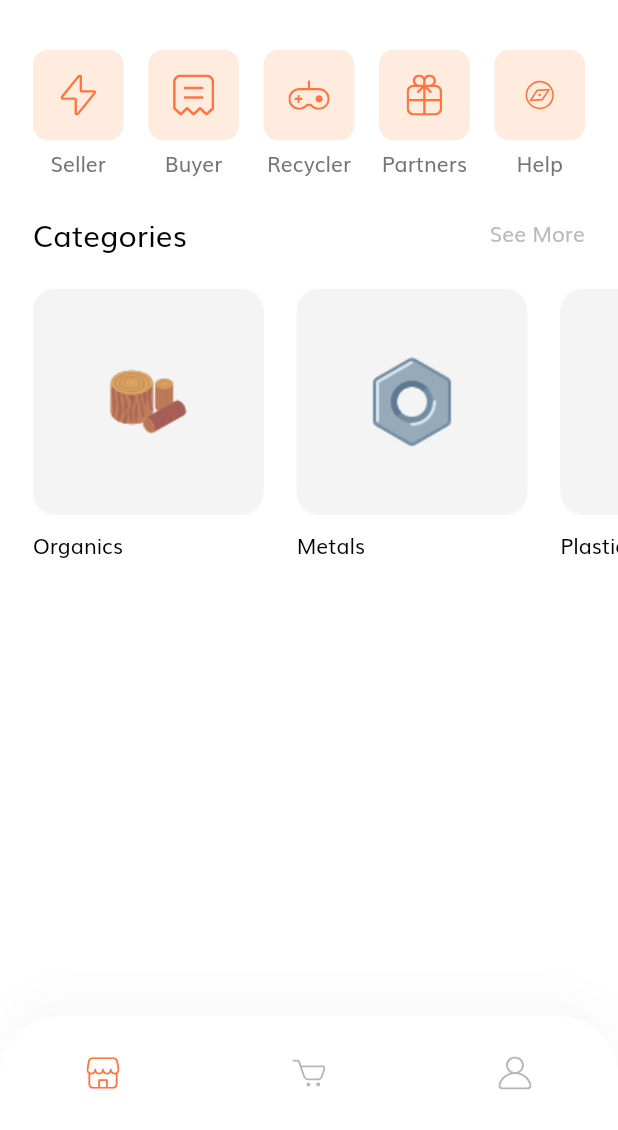
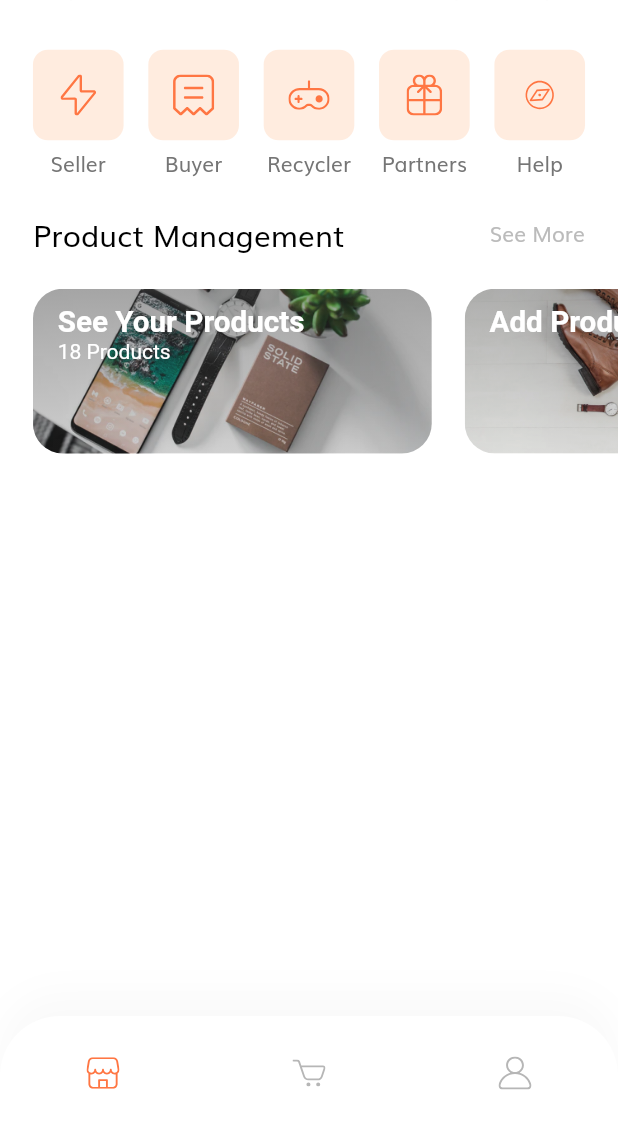
Before and after one commit to Ckenspynner/TakaConnect, a Flutter app: the HomeScreen screen opened by its route, on a phone screen of 412 x 824 dp, the part 106-1236 px from its top. Run offline on Flutter 3.47's test engine with Material 2 defaults, Android fonts, the phone set to English and light mode, and no system bars; our stand-ins replace flutter_svg, webview_flutter.

```diff
--- a/lib/screens/home/components/body.dart
+++ b/lib/screens/home/components/body.dart
@@ -27,7 +27,7 @@ class Body extends StatelessWidget {
             Categories(),
             //SpecialOffers(),
             //SizedBox(height: getProportionateScreenWidth(30)),
-            PopularProducts(),
+            //const PopularProducts(),
             //const WastePlayerMap(),
           ],
         ),
--- a/lib/screens/home/components/categories.dart
+++ b/lib/screens/home/components/categories.dart
@@ -1,9 +1,21 @@
 import 'package:flutter/material.dart';
 import 'package:flutter_svg/flutter_svg.dart';
+import 'package:takaconnect/screens/home/components/popular_product.dart';
+import 'package:takaconnect/screens/home/components/special_offers.dart';
 
 import '../../../utils/size_config.dart';
 
-class Categories extends StatelessWidget {
+class Categories extends StatefulWidget {
+  const Categories({Key? key}) : super(key: key);
+
+  @override
+  State<Categories> createState() => _CategoriesState();
+}
+
+class _CategoriesState extends State<Categories> {
+  bool sellerProfile = true;
+  bool buyerProfile = false;
+
   @override
   Widget build(BuildContext context) {
     List<Map<String, dynamic>> categories = [
@@ -13,7 +25,9 @@ class Categories extends StatelessWidget {
       {"icon": "assets/icons/Gift Icon.svg", "text": "Partners"},
       {"icon": "assets/icons/Discover.svg", "text": "Help"},
     ];
-    return Padding(
+    return Column(
+      children: [
+        Padding(
           padding: EdgeInsets.all(getProportionateScreenWidth(20)),
           child: Row(
             mainAxisAlignment: MainAxisAlignment.spaceBetween,
@@ -23,10 +37,51 @@ class Categories extends StatelessWidget {
               (index) => CategoryCard(
                 icon: categories[index]["icon"],
                 text: categories[index]["text"],
-            press: () {},
+                press: () {
+                  // print(categories[index]["text"]);
+                  setState(() {
+                    switch (categories[index]["text"]) {
+                      case 'Seller':
+                        sellerProfile = true;
+                        buyerProfile = false;
+                      case 'Buyer':
+                        sellerProfile = false;
+                        buyerProfile = true;
+                      case 'Recycler':
+                        sellerProfile = false;
+                        buyerProfile = true;
+                      case 'Partners':
+                        print(categories[index]["text"]);
+                      case 'Help':
+                        print(categories[index]["text"]);
+                    }
+                  });
+                },
               ),
             ),
           ),
+        ),
+        Visibility(
+          visible: sellerProfile,
+          maintainAnimation: true,
+          maintainState: true,
+          child: AnimatedOpacity(
+            duration: const Duration(milliseconds: 500),
+            curve: Curves.fastOutSlowIn,
+            opacity: sellerProfile ? 1 : 0,
+            child: const SpecialOffers(),
+          ),
+        ),
+        Visibility(
+            visible: buyerProfile,
+            maintainAnimation: true,
+            maintainState: true,
+            child: AnimatedOpacity(
+                duration: const Duration(milliseconds: 500),
+                curve: Curves.fastOutSlowIn,
+                opacity: buyerProfile ? 1 : 0,
+                child: const PopularProducts())),
+      ],
     );
   }
 }
--- a/lib/screens/home/components/special_offers.dart
+++ b/lib/screens/home/components/special_offers.dart
@@ -15,7 +15,7 @@ class SpecialOffers extends StatelessWidget {
           padding:
               EdgeInsets.symmetric(horizontal: getProportionateScreenWidth(20)),
           child: SectionTitle(
-            title: "Special for you",
+            title: "Product Management",
             press: () {},
           ),
         ),
@@ -26,15 +26,19 @@ class SpecialOffers extends StatelessWidget {
             children: [
               SpecialOfferCard(
                 image: "assets/images/Image Banner 2.png",
-                category: "Smartphone",
+                category: "See Your Products",
                 numOfBrands: 18,
-                press: () {},
+                press: () {
+                  print('object');
+                },
               ),
               SpecialOfferCard(
                 image: "assets/images/Image Banner 3.png",
-                category: "Fashion",
-                numOfBrands: 24,
-                press: () {},
+                category: "Add Products",
+                //numOfBrands: 24,
+                press: () {
+                  print('object');
+                },
               ),
               SizedBox(width: getProportionateScreenWidth(20)),
             ],
@@ -50,12 +54,12 @@ class SpecialOfferCard extends StatelessWidget {
     Key? key,
     required this.category,
     required this.image,
-    required this.numOfBrands,
+    this.numOfBrands,
     required this.press,
   }) : super(key: key);
 
   final String category, image;
-  final int numOfBrands;
+  final int? numOfBrands;
   final GestureTapCallback press;
 
   @override
@@ -94,7 +98,7 @@ class SpecialOfferCard extends StatelessWidget {
                   ),
                   child: Text.rich(
                     TextSpan(
-                      style: TextStyle(color: Colors.white),
+                      style: const TextStyle(color: Colors.white),
                       children: [
                         TextSpan(
                           text: "$category\n",
@@ -103,8 +107,24 @@ class SpecialOfferCard extends StatelessWidget {
                             fontWeight: FontWeight.bold,
                           ),
                         ),
-                        TextSpan(text: "$numOfBrands Brands")
+                        TextSpan(
+                            text: numOfBrands == null
+                                ? ''
+                                : "$numOfBrands Products"),
                       ],
+                    ),
+                  ),
+                ),
+                Positioned.fill(
+                  child: Align(
+                    alignment: Alignment.bottomRight,
+                    child: numOfBrands != null? null: IconButton(
+                      onPressed: () {},
+                      icon: const Icon(
+                        Icons.add,
+                        size: 30,
+                        color: Colors.white,
+                      ),
                     ),
                   ),
                 ),
--- a/lib/screens/product_sellers/components/popular_sellers.dart
+++ b/lib/screens/product_sellers/components/popular_sellers.dart
@@ -1,7 +1,6 @@
 import 'package:flutter/material.dart';
 import 'package:takaconnect/components/seller_card.dart';
 import 'package:takaconnect/models/Product.dart';
-import 'package:takaconnect/screens/home/components/section_title.dart';
 import 'package:takaconnect/utils/size_config.dart';
 
 class PopularSeller extends StatelessWidget {
```
Also changed, not shown: lib/screens/details/components/order_section.dart (+7 -0 lines), lib/screens/details/components/product_description.dart (+7 -0 lines). Lines whose indentation alone changed are shown as unchanged.
